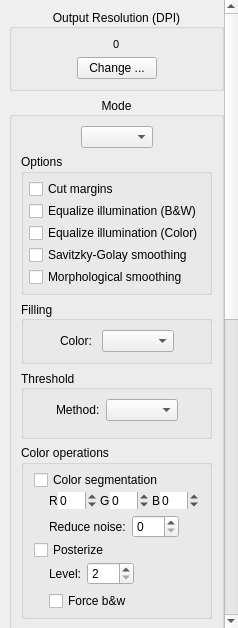
The window that filters/output/ui/OutputOptionsWidget.ui (4lex4/scantailor-advanced) describes before a commit, drawn with Qt 5.
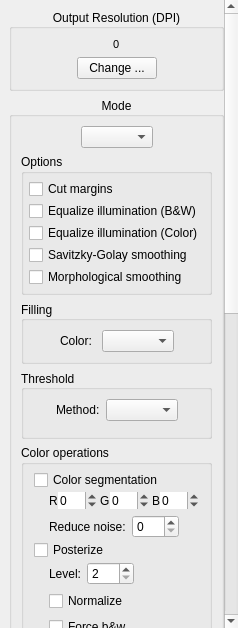
The same window after the commit. Icons and pictures are not drawn.

The edit to the form file:
```diff
--- a/filters/output/ui/OutputOptionsWidget.ui
+++ b/filters/output/ui/OutputOptionsWidget.ui
@@ -88,7 +88,7 @@
         <x>0</x>
         <y>0</y>
         <width>228</width>
-        <height>1165</height>
+        <height>1190</height>
        </rect>
       </property>
       <layout class="QVBoxLayout" name="verticalLayout_3">
@@ -852,6 +852,55 @@
                     </item>
                    </layout>
                   </item>
+                  <item>
+                   <layout class="QHBoxLayout" name="horizontalLayout_19">
+                    <property name="topMargin">
+                     <number>0</number>
+                    </property>
+                    <item>
+                     <spacer name="horizontalSpacer_36">
+                      <property name="orientation">
+                       <enum>Qt::Horizontal</enum>
+                      </property>
+                      <property name="sizeType">
+                       <enum>QSizePolicy::Minimum</enum>
+                      </property>
+                      <property name="sizeHint" stdset="0">
+                       <size>
+                        <width>15</width>
+                        <height>1</height>
+                       </size>
+                      </property>
+                     </spacer>
+                    </item>
+                    <item>
+                     <widget class="QCheckBox" name="posterizeNormalizationCB">
+                      <property name="toolTip">
+                       <string/>
+                      </property>
+                      <property name="statusTip">
+                       <string/>
+                      </property>
+                      <property name="text">
+                       <string>Normalize</string>
+                      </property>
+                     </widget>
+                    </item>
+                    <item>
+                     <spacer name="horizontalSpacer_37">
+                      <property name="orientation">
+                       <enum>Qt::Horizontal</enum>
+                      </property>
+                      <property name="sizeHint" stdset="0">
+                       <size>
+                        <width>1</width>
+                        <height>1</height>
+                       </size>
+                      </property>
+                     </spacer>
+                    </item>
+                   </layout>
+                  </item>
                   <item>
                    <layout class="QHBoxLayout" name="horizontalLayout_18">
                     <property name="topMargin">
```
